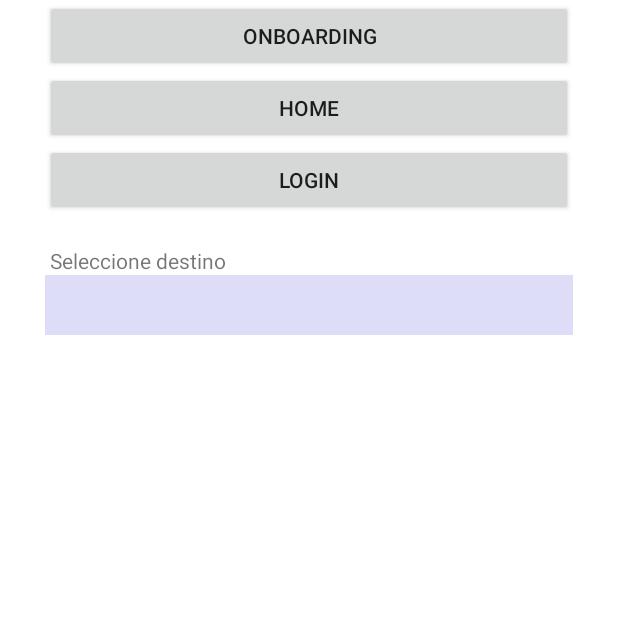
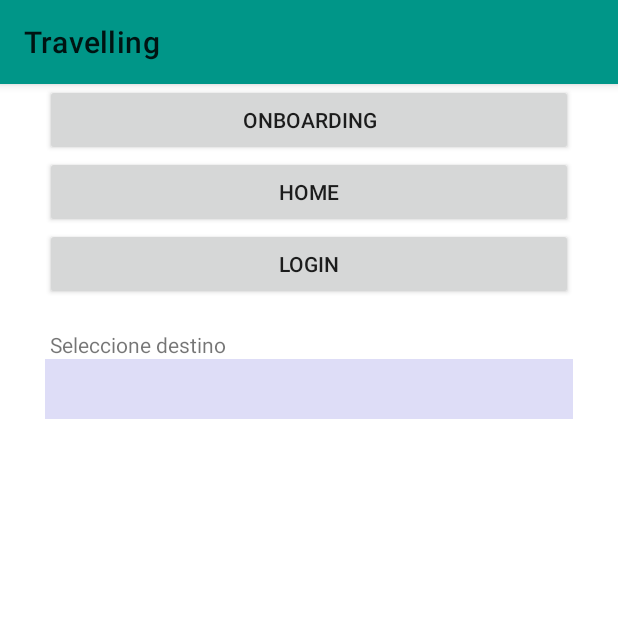
Before and after one commit to DiegoDonoso000/Travelling, an Android app: the screen it shows after launch (MainActivity), on a phone screen of 412 x 824 dp, the top half of it. Run offline under Robolectric (Android 15) with nearby library versions, the phone set to English and light mode, and no system bars.

Commit message:
gestiona los temas y el manifest para controlar la ActionBar

```diff
--- a/app/src/main/res/values/themes.xml
+++ b/app/src/main/res/values/themes.xml
@@ -1,6 +1,6 @@
 <resources xmlns:tools="http://schemas.android.com/tools">
     <!-- Base application theme. -->
-    <style name="Theme.Travelling" parent="Theme.MaterialComponents.DayNight.NoActionBar">
+    <style name="Theme.Travelling" parent="Theme.MaterialComponents.DayNight">
         <!-- Primary brand color. -->
         <item name="colorPrimary">@color/primaryColor</item>
         <item name="colorPrimaryVariant">@color/primaryDarkColor</item>
@@ -25,4 +25,9 @@
         <item name="appTravellingBody2Inverse">@style/TextAppearance.Travelling.Body2.Inverse</item>
         <item name="appTravellingButton">@style/TextAppearance.Travelling.Button</item>
     </style>
+    <style name="Theme.Travelling.noBar" >
+        <item name="windowActionBar">false</item>
+        <item name="windowNoTitle">true</item>
+    </style>
+
 </resources>
```
Also changed, not shown: app/src/main/AndroidManifest.xml (+5 -5 lines).
